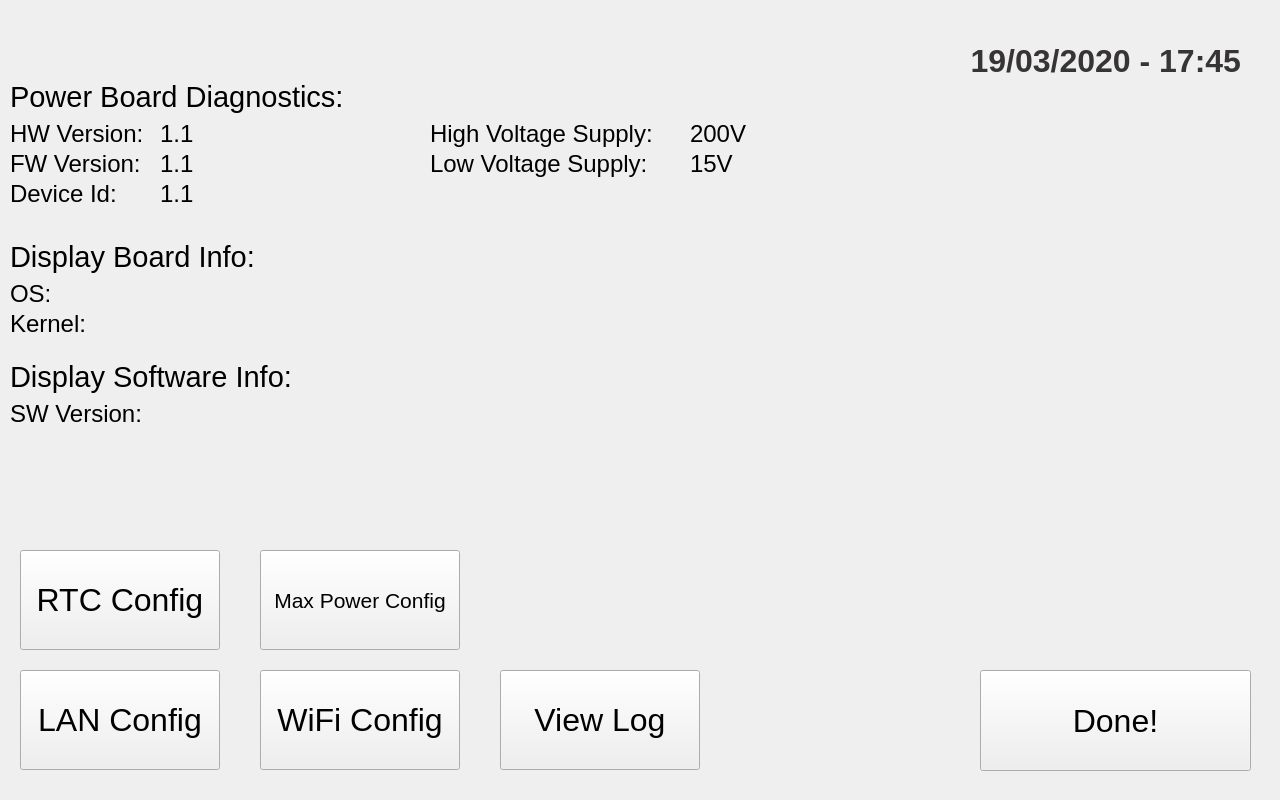
The window that rpi_base/diagnostics/diagnostics.ui (MarianoDel/pyqt5) describes before a commit, drawn with Qt 5.
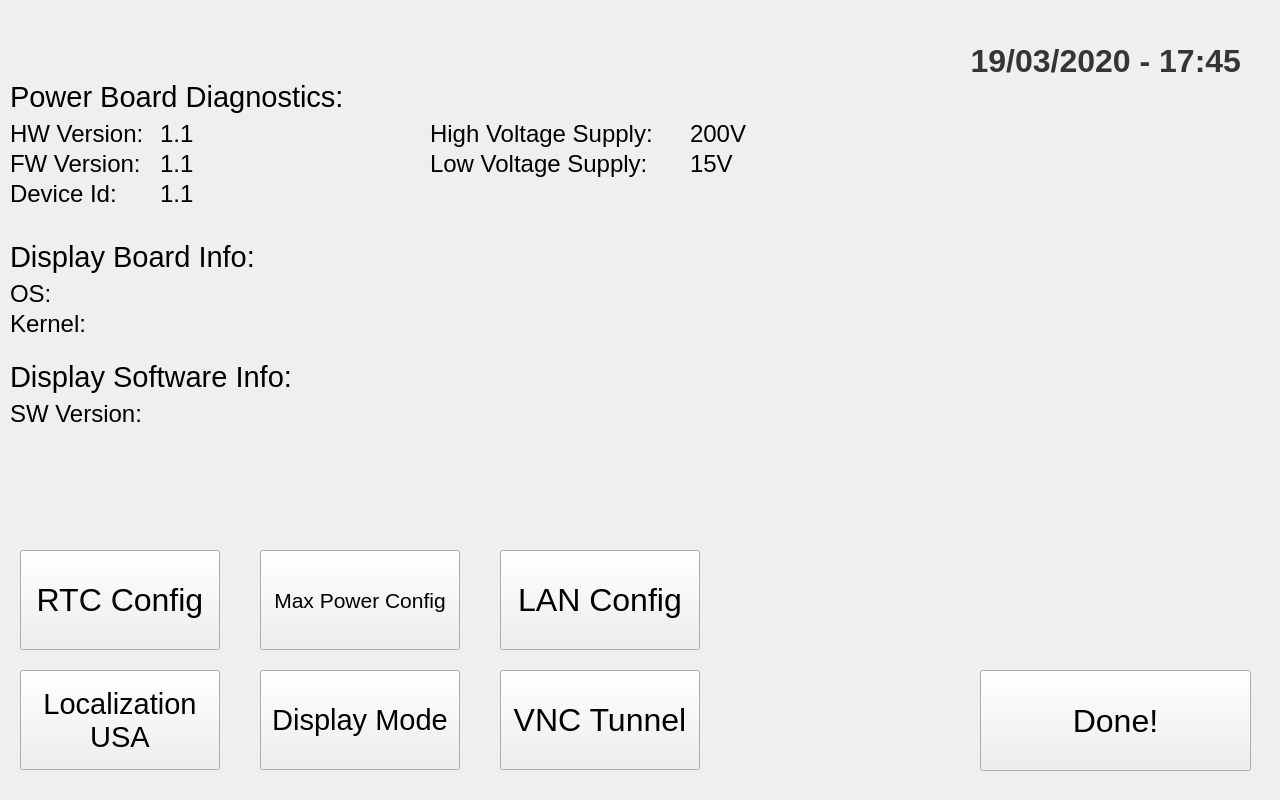
The same window after the commit. Icons and pictures are not drawn.

Diff of the .ui file:
```diff
--- a/rpi_base/diagnostics/diagnostics.ui
+++ b/rpi_base/diagnostics/diagnostics.ui
@@ -354,8 +354,8 @@
   <widget class="QPushButton" name="lanButton">
    <property name="geometry">
     <rect>
-     <x>20</x>
-     <y>670</y>
+     <x>500</x>
+     <y>550</y>
      <width>200</width>
      <height>100</height>
     </rect>
@@ -453,7 +453,7 @@
   <widget class="QPushButton" name="wifiButton">
    <property name="geometry">
     <rect>
-     <x>260</x>
+     <x>20</x>
      <y>670</y>
      <width>200</width>
      <height>100</height>
@@ -473,20 +473,21 @@
    </property>
    <property name="font">
     <font>
-     <pointsize>24</pointsize>
+     <pointsize>22</pointsize>
     </font>
    </property>
    <property name="focusPolicy">
     <enum>Qt::NoFocus</enum>
    </property>
    <property name="text">
-    <string>WiFi Config</string>
+    <string>Localization
+USA</string>
    </property>
   </widget>
   <widget class="QPushButton" name="logButton">
    <property name="geometry">
     <rect>
-     <x>500</x>
+     <x>260</x>
      <y>670</y>
      <width>200</width>
      <height>100</height>
@@ -506,14 +507,14 @@
    </property>
    <property name="font">
     <font>
-     <pointsize>24</pointsize>
+     <pointsize>22</pointsize>
     </font>
    </property>
    <property name="focusPolicy">
     <enum>Qt::NoFocus</enum>
    </property>
    <property name="text">
-    <string>View Log</string>
+    <string>Display Mode</string>
    </property>
   </widget>
   <widget class="QLabel" name="date_timeLabel">
@@ -579,6 +580,39 @@
     <string>Device Id:</string>
    </property>
   </widget>
+  <widget class="QPushButton" name="vncButton">
+   <property name="geometry">
+    <rect>
+     <x>500</x>
+     <y>670</y>
+     <width>200</width>
+     <height>100</height>
+    </rect>
+   </property>
+   <property name="sizePolicy">
+    <sizepolicy hsizetype="Minimum" vsizetype="Minimum">
+     <horstretch>0</horstretch>
+     <verstretch>0</verstretch>
+    </sizepolicy>
+   </property>
+   <property name="minimumSize">
+    <size>
+     <width>200</width>
+     <height>60</height>
+    </size>
+   </property>
+   <property name="font">
+    <font>
+     <pointsize>24</pointsize>
+    </font>
+   </property>
+   <property name="focusPolicy">
+    <enum>Qt::NoFocus</enum>
+   </property>
+   <property name="text">
+    <string>VNC Tunnel</string>
+   </property>
+  </widget>
  </widget>
  <resources>
   <include location="diagnostics_res.qrc"/>
```
Left out of the diff: 4 changed lines with no effect on the pictures.
